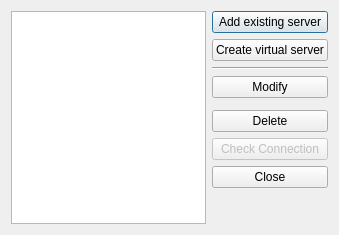
The window that src/ObsLightGui/ui/obsServerList.ui (ronan22/obs-light) describes before a commit, drawn with Qt 5.
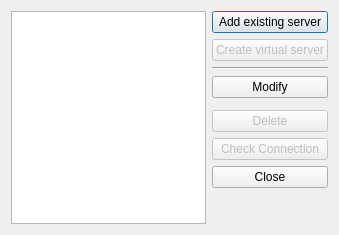
The same window after the commit.

Commit message: - disabled "create virtual server" and "delete" buttons in server list   windows (because they do not work at the moment)

```diff
--- a/src/ObsLightGui/ui/obsServerList.ui
+++ b/src/ObsLightGui/ui/obsServerList.ui
@@ -32,6 +32,9 @@
    </item>
    <item row="6" column="1">
     <widget class="QPushButton" name="deleteServerButton">
+     <property name="enabled">
+      <bool>false</bool>
+     </property>
      <property name="text">
       <string>Delete</string>
      </property>
@@ -39,6 +42,9 @@
    </item>
    <item row="2" column="1">
     <widget class="QPushButton" name="createVirtualServerButton">
+     <property name="enabled">
+      <bool>false</bool>
+     </property>
      <property name="text">
       <string>Create virtual server</string>
      </property>
```
